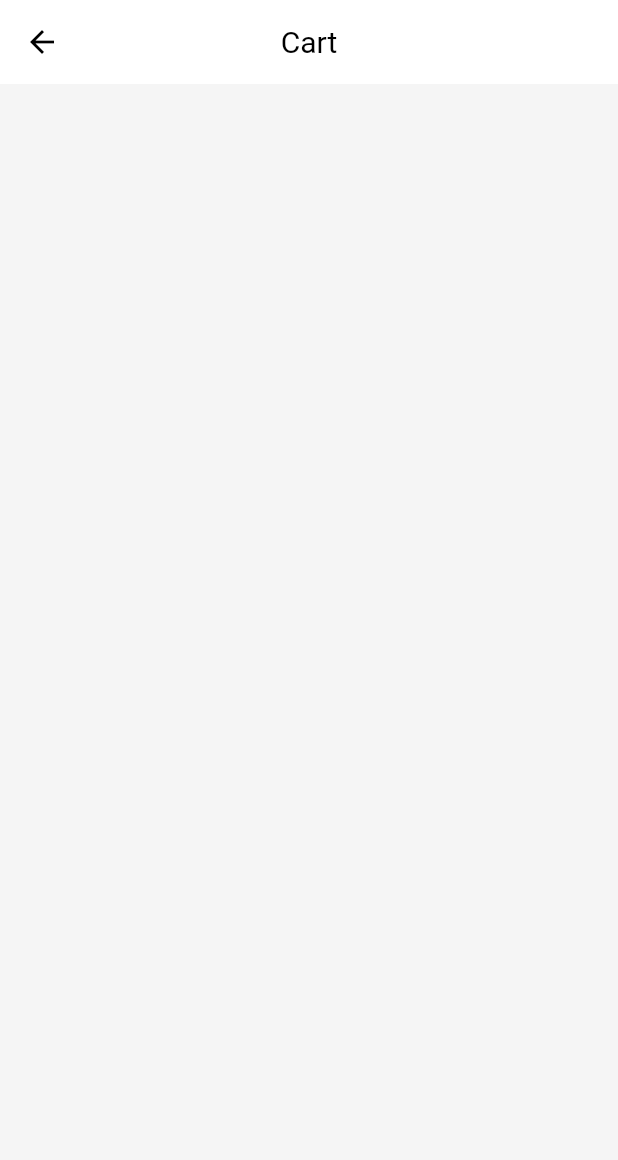
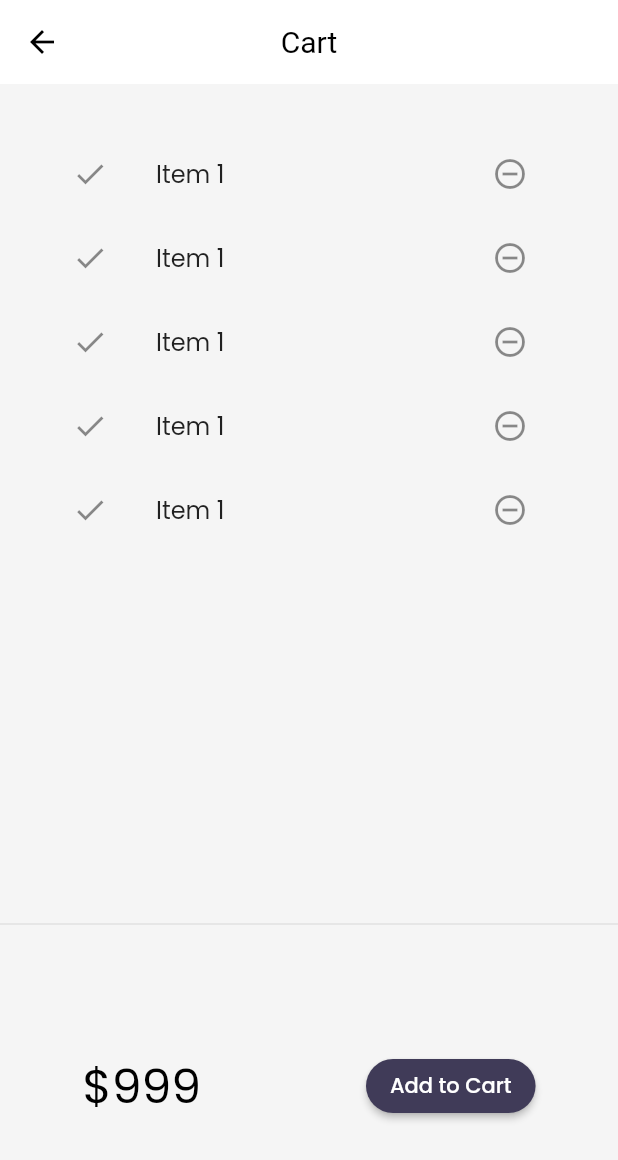
Before and after one commit to ShouryaTyagi042/catalog_app, a Flutter app: the CartPage screen opened by its route, on a phone screen of 412 x 824 dp. Shown: the top 1160 px of the screen. Run offline on Flutter 3.47's test engine with Material 2 defaults, Android fonts, the light colour scheme and no system bars; our stand-ins replace google_fonts, velocity_x; network calls fail.

Commit message:
Created list view in cart page

```diff
--- a/lib/pages/cart_page.dart
+++ b/lib/pages/cart_page.dart
@@ -13,7 +13,54 @@ class CartPage extends StatelessWidget {
         centerTitle: true,
       ),
       backgroundColor: MyTheme.creamColor,
-
+      body: Column(
+        children: [
+          const _CartList().p32().expand(),
+          const Divider(),
+          const _CartTotal()
+        ],
+      ),
     );
   }
 }
+
+class _CartTotal extends StatelessWidget {
+  const _CartTotal();
+
+  @override
+  Widget build(BuildContext context) {
+    return SizedBox(
+      height: 200,
+      child: Row(
+        mainAxisAlignment: MainAxisAlignment.spaceAround,
+        children: [
+          "\$999".text.xl4.make(),
+          ElevatedButton(
+              onPressed: () {},
+              style: ButtonStyle(
+                  shape: MaterialStateProperty.all(const StadiumBorder())),
+              child: "Add to Cart".text.make())
+        ],
+      ),
+    );
+  }
+}
+
+class _CartList extends StatefulWidget {
+  const _CartList();
+
+  @override
+  State<_CartList> createState() => _CartListState();
+}
+
+class _CartListState extends State<_CartList> {
+  @override
+  Widget build(BuildContext context) {
+    return ListView.builder(itemCount: 5, itemBuilder: (context,index) => ListTile(
+      leading: const  Icon(Icons.done),
+      trailing: IconButton(icon: const Icon(Icons.remove_circle_outline),
+      onPressed: (){} ,),
+      title: "Item 1".text.make(),
+    ));
+  }
+}
```
